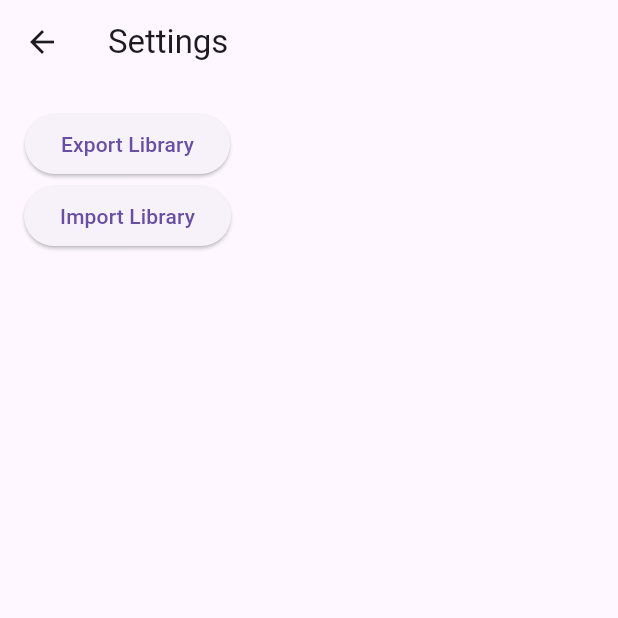
After one commit to shnz99/flutter-library-app, a Flutter app: the screen it shows after launch, after a tap on the "settings" icon, on a phone screen of 412 x 824 dp, the top half of it. The commit adds this screen. Run offline on Flutter 3.47's test engine with Material 3 defaults, Android fonts, the light colour scheme and no system bars; our stand-ins replace shared_preferences; missing offline and left inert: barcode_scan2.

Commit message:
Add export and import functionality
Add a new settings screen and navigation to it.

* **Settings Screen**
  - Create a new `SettingsScreen` with options to export and import the library.
  - Add buttons to trigger export and import functions.

* **Main Screen**
  - Import `SettingsScreen` in `main.dart`.
  - Add `SettingsScreen` to the list of widget options.
  - Add a new item to the bottom navigation bar for settings.

* **Home Screen**
  - Import `SettingsScreen` in `home_screen.dart`.
  - Add a button in the app bar to navigate to the settings screen.

```diff
--- a/lib/main.dart
+++ b/lib/main.dart
@@ -2,6 +2,7 @@ import 'package:flutter/material.dart';
 import 'package:shared_preferences/shared_preferences.dart';
 import 'screens/home_screen.dart';
 import 'screens/add_book_screen.dart';
+import 'screens/settings_screen.dart';
 
 void main() {
   runApp(MyApp());
@@ -20,6 +21,7 @@ class _MyAppState extends State<MyApp> {
   static final List<Widget> _widgetOptions = <Widget>[
     HomeScreen(),
     AddBookScreen(),
+    SettingsScreen(),
   ];
 
   void _onItemTapped(int index) {
@@ -49,6 +51,10 @@ class _MyAppState extends State<MyApp> {
               icon: Icon(Icons.add),
               label: 'Add Book',
             ),
+            BottomNavigationBarItem(
+              icon: Icon(Icons.settings),
+              label: 'Settings',
+            ),
           ],
           currentIndex: _selectedIndex,
           selectedItemColor: Colors.amber[800],
--- a/lib/screens/home_screen.dart
+++ b/lib/screens/home_screen.dart
@@ -2,6 +2,7 @@ import 'package:flutter/material.dart';
 import '../models/book.dart';
 import '../services/book_service.dart';
 import '../widgets/book_list_item.dart';
+import 'settings_screen.dart';
 
 class HomeScreen extends StatefulWidget {
   const HomeScreen({super.key});
@@ -34,6 +35,13 @@ class _HomeScreenState extends State<HomeScreen> {
     });
   }
 
+  void _navigateToSettings() {
+    Navigator.push(
+      context,
+      MaterialPageRoute(builder: (context) => SettingsScreen()),
+    );
+  }
+
   @override
   Widget build(BuildContext context) {
     final filteredBooks = _books.where((book) {
@@ -44,6 +52,12 @@ class _HomeScreenState extends State<HomeScreen> {
     return Scaffold(
       appBar: AppBar(
         title: Text('Book Tracker'),
+        actions: [
+          IconButton(
+            icon: Icon(Icons.settings),
+            onPressed: _navigateToSettings,
+          ),
+        ],
       ),
       body: Column(
         children: <Widget>[
--- /dev/null
+++ b/lib/screens/settings_screen.dart
@@ -0,0 +1,49 @@
+import 'package:flutter/material.dart';
+import '../services/book_service.dart';
+
+class SettingsScreen extends StatefulWidget {
+  const SettingsScreen({super.key});
+
+  @override
+  _SettingsScreenState createState() => _SettingsScreenState();
+}
+
+class _SettingsScreenState extends State<SettingsScreen> {
+  final BookService _bookService = BookService();
+
+  void _exportLibrary() async {
+    // Implement the export functionality here
+    // For example, you can use a file picker to select the export location
+    // and then call _bookService.exportLibrary(filePath);
+  }
+
+  void _importLibrary() async {
+    // Implement the import functionality here
+    // For example, you can use a file picker to select the import file
+    // and then call _bookService.importLibrary(filePath);
+  }
+
+  @override
+  Widget build(BuildContext context) {
+    return Scaffold(
+      appBar: AppBar(
+        title: Text('Settings'),
+      ),
+      body: Padding(
+        padding: const EdgeInsets.all(16.0),
+        child: Column(
+          children: <Widget>[
+            ElevatedButton(
+              onPressed: _exportLibrary,
+              child: Text('Export Library'),
+            ),
+            ElevatedButton(
+              onPressed: _importLibrary,
+              child: Text('Import Library'),
+            ),
+          ],
+        ),
+      ),
+    );
+  }
+}
```
